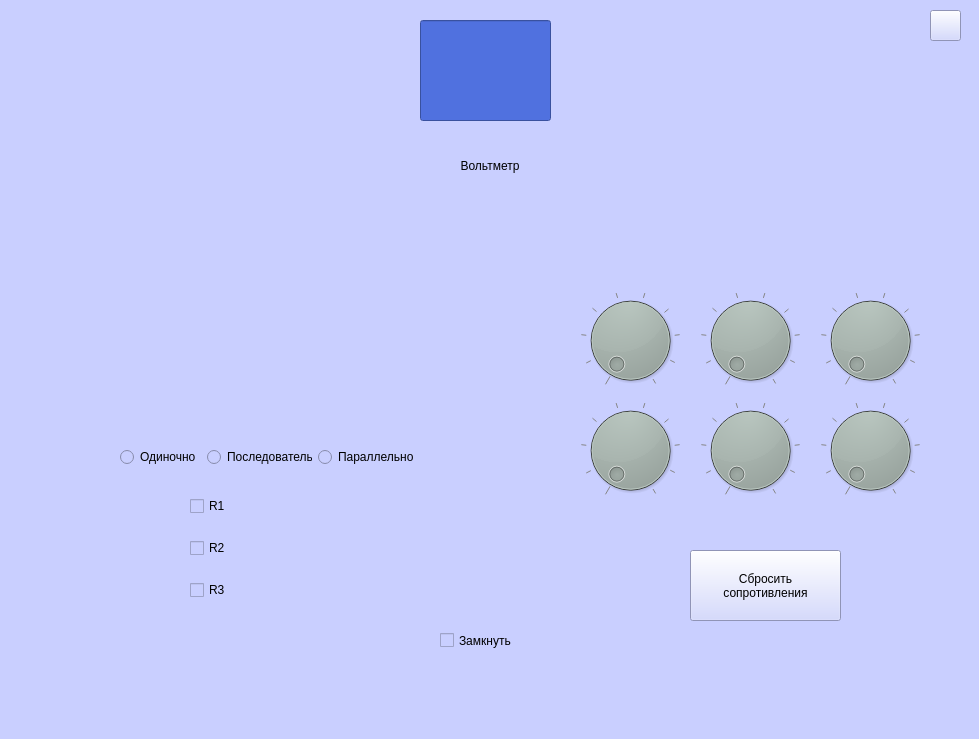
Before: the Qt Designer form forms_ui/laba11.ui in doktorfish0078/SimulationOfLaboratoryWork, drawn with Qt 5.
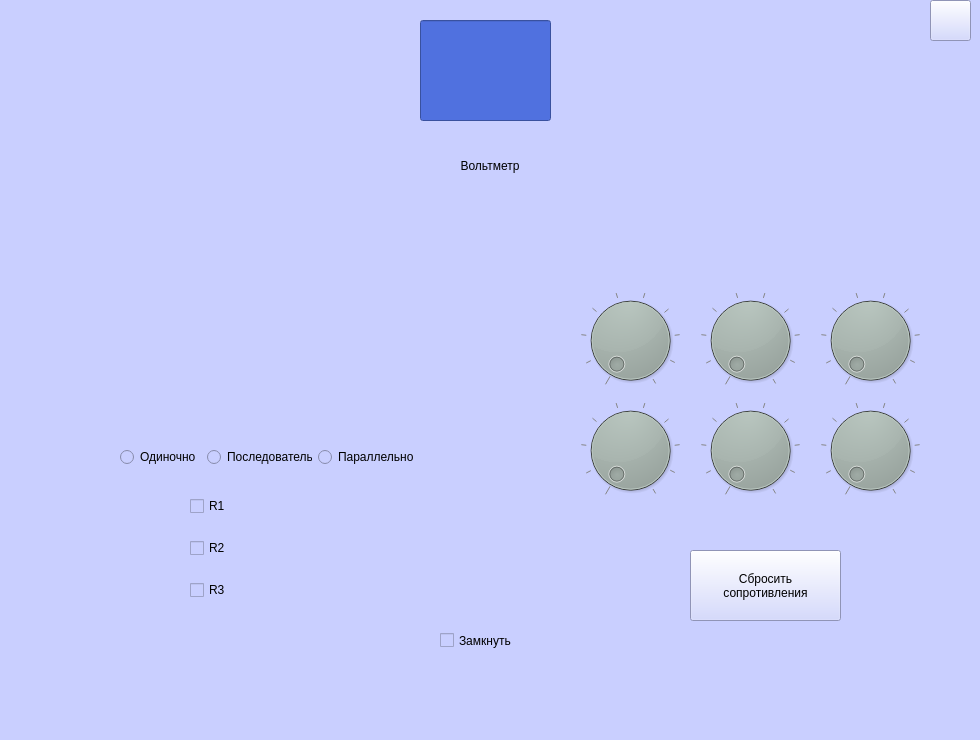
After: the same form once the commit is applied. Icons and pictures are not drawn.

```diff
--- a/forms_ui/laba11.ui
+++ b/forms_ui/laba11.ui
@@ -6,10 +6,22 @@
    <rect>
     <x>0</x>
     <y>0</y>
-    <width>979</width>
-    <height>739</height>
+    <width>980</width>
+    <height>740</height>
    </rect>
   </property>
+  <property name="minimumSize">
+   <size>
+    <width>980</width>
+    <height>740</height>
+   </size>
+  </property>
+  <property name="maximumSize">
+   <size>
+    <width>980</width>
+    <height>740</height>
+   </size>
+  </property>
   <property name="windowTitle">
    <string>MainWindow</string>
   </property>
@@ -940,9 +952,9 @@
     <property name="geometry">
      <rect>
       <x>930</x>
-      <y>10</y>
-      <width>31</width>
-      <height>31</height>
+      <y>0</y>
+      <width>41</width>
+      <height>41</height>
      </rect>
     </property>
     <property name="text">
@@ -974,7 +986,7 @@
      <bool>true</bool>
     </property>
    </widget>
-   <widget class="QWidget" name="">
+   <widget class="QWidget" name="layoutWidget">
     <property name="geometry">
      <rect>
       <x>120</x>
@@ -1007,7 +1019,7 @@
      </item>
     </layout>
    </widget>
-   <widget class="QWidget" name="">
+   <widget class="QWidget" name="layoutWidget">
     <property name="geometry">
      <rect>
       <x>120</x>
```
Left out of the diff: 14 changed lines with no effect on the pictures.
